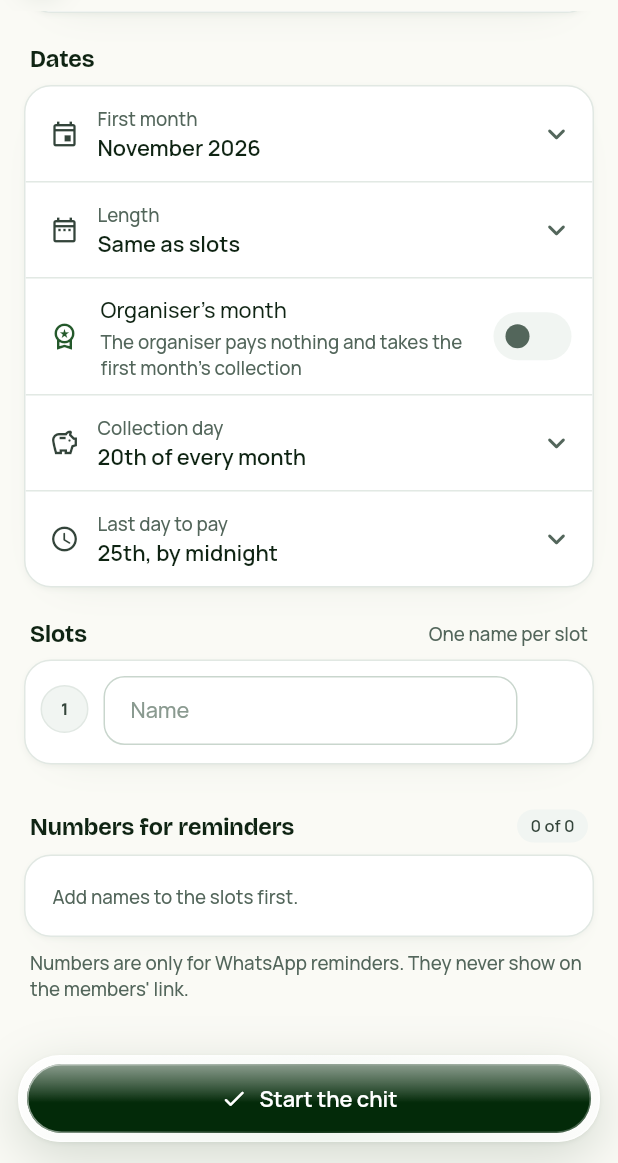
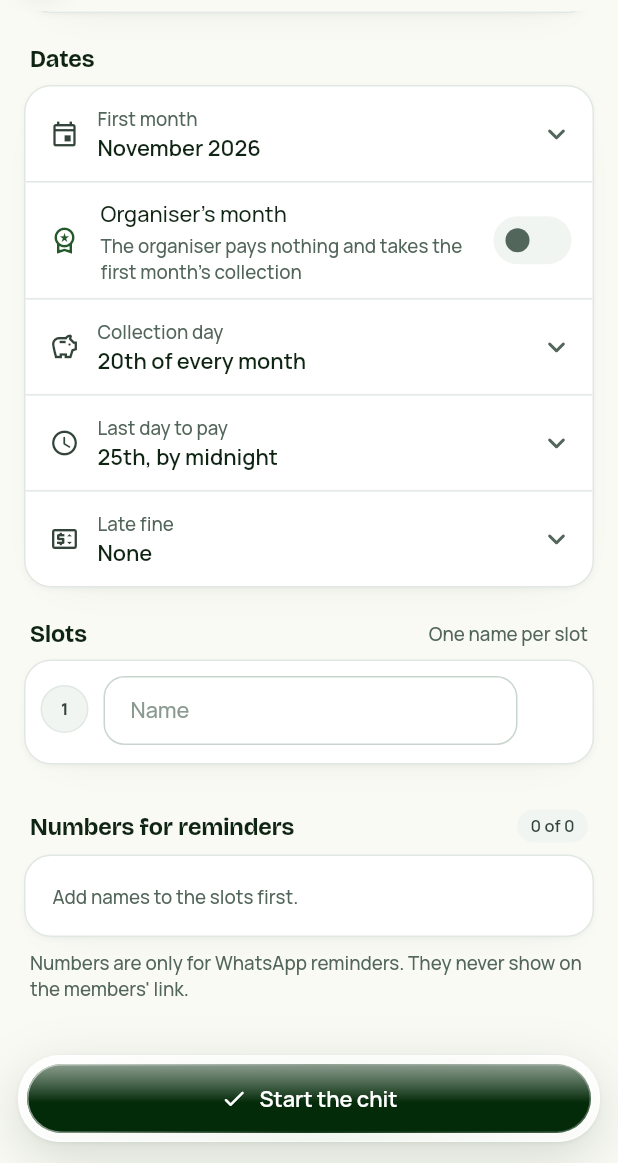
Before and after one commit to NAVICORP/kuree, a Flutter app: the KuriEditorScreen screen opened directly, scrolled down 576 dp, on a phone screen of 412 x 824 dp, the part 73-1236 px from its top. Run offline on Flutter 3.47's test engine with Material 3 defaults, Android fonts, the phone set to English and light mode, and no system bars; our stand-ins replace audioplayers, firebase_core, firebase_messaging, flutter_local_notifications, google_sign_in, share_plus and 4 more; missing offline and left inert: flutter_quick_video_encoder, gal; accounts and stored records are empty; project files that could hold a hidden picture were left out.

Commit message:
Chit editor: Length next to Each slot pays, Late fine under Last day to pay
The length sets the pot line just under it, so it sits in Money; the late
fine is about paying late, so it joins the dates.

Co-Authored-By: Claude Opus 5.5 <noreply@anthropic.com>
Claude-Session: https://claude.ai/code/session_01Sb4k224acfZHz9i2Z4zLUu

```diff
--- a/app/lib/ui/kuri_editor.dart
+++ b/app/lib/ui/kuri_editor.dart
@@ -384,7 +384,13 @@ class _KuriEditorScreenState extends State<KuriEditorScreen> {
                     Row(crossAxisAlignment: CrossAxisAlignment.end, children: [
                       Expanded(child: _field(s.eachSlotPays, _share, hint: '5000', money: true)),
                       const SizedBox(width: Sp.md),
-                      Expanded(child: _field(s.lateFine, _fine, hint: s.fineNone, money: true)),
+                      Expanded(
+                        child: _choiceField(
+                          s.chitLength,
+                          slots == 0 ? s.lengthSame : s.monthsCount(length),
+                          onTap: _pickLength,
+                        ),
+                      ),
                     ]),
                     const SizedBox(height: Sp.lg),
                     Container(
@@ -412,24 +418,6 @@ class _KuriEditorScreenState extends State<KuriEditorScreen> {
               padding: EdgeInsets.zero,
               child: Column(children: [
                 KChoice(label: s.firstMonth, value: '${monthName(startMonth)} $startYear', icon: Icons.event_outlined, onTap: _pickStart),
-                const Divider(),
-                KChoice(
-                  label: s.chitLength,
-                  value: payMonths >= slots && !organiser ? s.lengthSame : s.monthsCount(length),
-                  icon: Icons.date_range_outlined,
-                  onTap: _pickLength,
-                ),
-                if (KuriDoc.planText(slots, payMonths) != null)
-                  Padding(
-                    padding: const EdgeInsetsDirectional.fromSTEB(48, 0, 16, 12),
-                    child: Row(crossAxisAlignment: CrossAxisAlignment.start, children: [
-                      const Padding(padding: EdgeInsets.only(top: 1), child: Icon(Icons.emoji_events_rounded, size: 16, color: K.warn)),
-                      const SizedBox(width: 6),
-                      Expanded(
-                        child: Text(KuriDoc.planText(slots, payMonths)!, style: T.small.copyWith(color: K.ink2, fontWeight: FontWeight.w700)),
-                      ),
-                    ]),
-                  ),
                 const Divider(),
                 InkWell(
                   onTap: () => setState(() => organiser = !organiser),
@@ -468,6 +456,16 @@ class _KuriEditorScreenState extends State<KuriEditorScreen> {
                   onTap: () async {
                     final d = await _pickDay(s.lastDayToPay, lastDay);
                     if (d != null) setState(() => lastDay = d);
+                  },
+                ),
+                const Divider(),
+                KChoice(
+                  label: s.lateFine,
+                  value: fine > 0 ? s.fineEach(money(fine, currency)) : s.fineNone,
+                  icon: Icons.price_change_outlined,
+                  onTap: () async {
+                    final v = await askFine(context, fine, currency);
+                    if (v != null) setState(() => _fine.text = v > 0 ? '$v' : '');
                   },
                 ),
               ]),
@@ -510,6 +508,22 @@ class _KuriEditorScreenState extends State<KuriEditorScreen> {
           KButton(label: isNew ? s.startTheChit : s.saveChanges, icon: Icons.check_rounded, expand: true, busy: busy, onPressed: _save),
         ]),
       ),
+    );
+  }
+
+  /// A labelled box like the text fields, that opens a picker.
+  Widget _choiceField(String label, String value, {required VoidCallback onTap}) {
+    return GestureDetector(
+      behavior: HitTestBehavior.opaque,
+      onTap: onTap,
+      child: Column(crossAxisAlignment: CrossAxisAlignment.start, children: [
+        Text(label, style: T.label),
+        const SizedBox(height: Sp.sm),
+        InputDecorator(
+          decoration: const InputDecoration(suffixIcon: Icon(Icons.expand_more_rounded, color: K.ink2)),
+          child: Text(value, maxLines: 1, overflow: TextOverflow.ellipsis, style: T.bodyStrong),
+        ),
+      ]),
     );
   }
 
```
